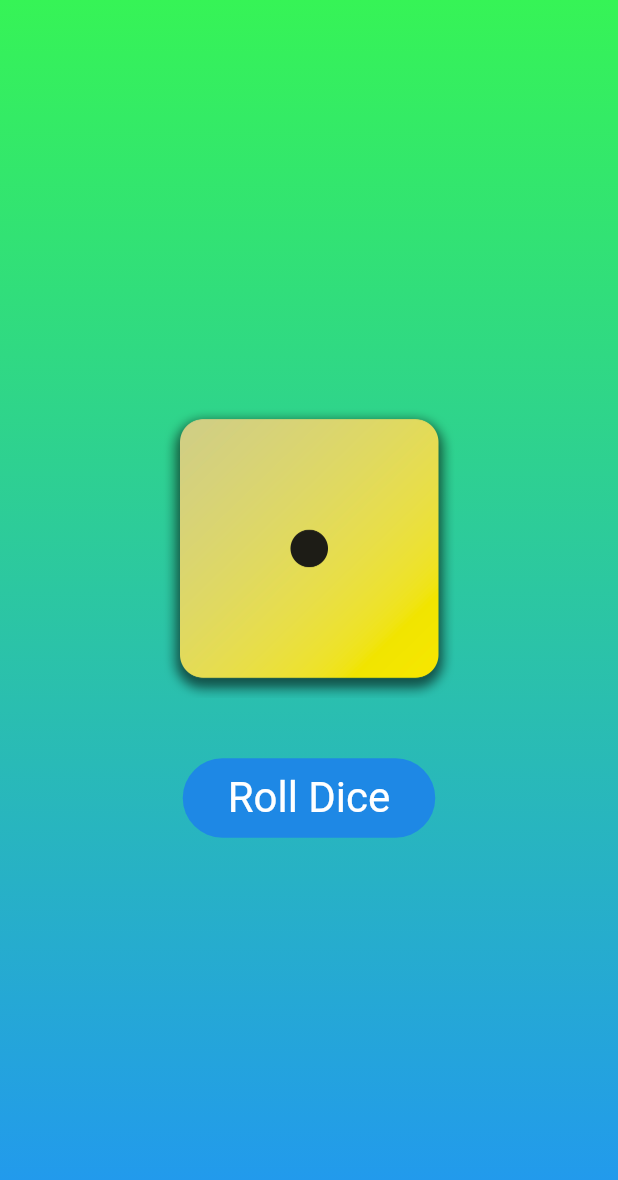
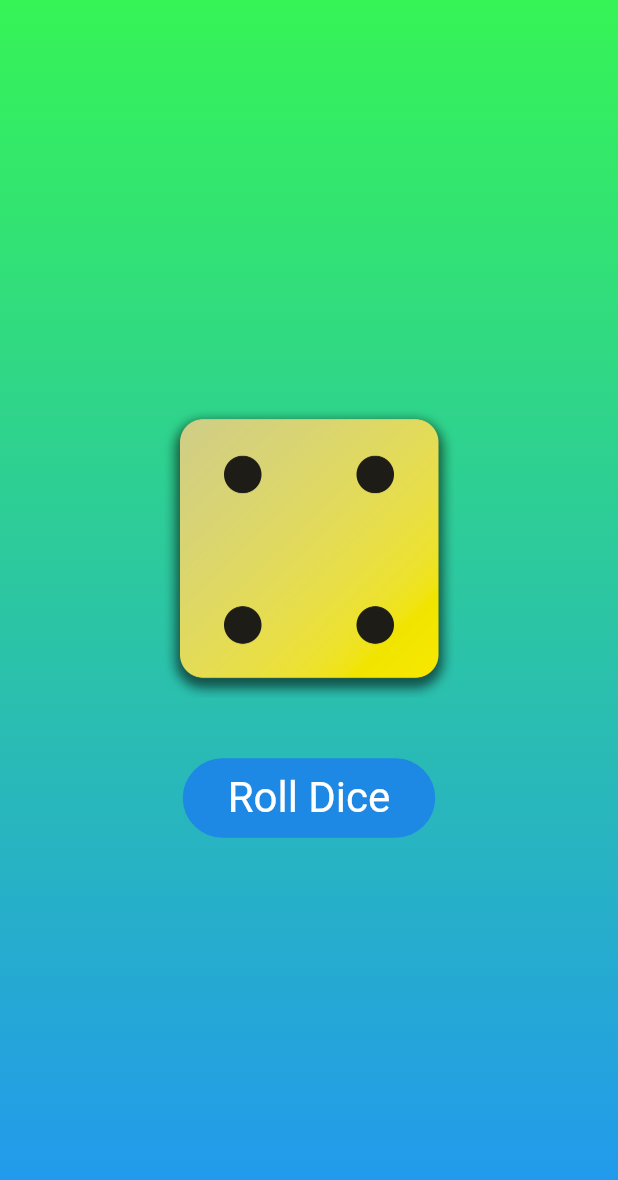
Before and after one commit to hashib786/flutter_app, a Flutter app: the screen it shows after launch, after a tap on "Roll Dice", on a phone screen of 412 x 824 dp. Shown: the top 1180 px of the screen. Run offline on Flutter 3.47's test engine with Material 3 defaults, Android fonts, the phone set to English and light mode, and no system bars.

```diff
--- a/lib/gradient_container.dart
+++ b/lib/gradient_container.dart
@@ -1,3 +1,4 @@
+import 'package:first_app/roll_dice.dart';
 import 'package:flutter/material.dart';
 
 const startAligment = Alignment.topLeft;
@@ -7,10 +8,6 @@ class GradientContainer extends StatelessWidget {
   const GradientContainer({super.key, required this.gradientColors});
 
   final List<Color> gradientColors;
-
-  void handleRoll() {
-    print("click");
-  }
 
   @override
   Widget build(BuildContext context) {
@@ -22,28 +19,7 @@ class GradientContainer extends StatelessWidget {
           end: endAligment,
         ),
       ),
-      child: Center(
-          child: Column(
-        mainAxisSize: MainAxisSize.min,
-        children: [
-          Image.asset(
-            "assets/images/dice-1.png",
-            width: 200,
-          ),
-          const SizedBox(
-            height: 40,
-          ),
-          TextButton(
-              onPressed: handleRoll,
-              style: TextButton.styleFrom(
-                  backgroundColor: Colors.blue.shade600,
-                  padding: const EdgeInsets.only(
-                      top: 10, bottom: 10, left: 30, right: 30),
-                  foregroundColor: Colors.white,
-                  textStyle: const TextStyle(fontSize: 28)),
-              child: const Text("Roll Dice")),
-        ],
-      )),
+      child: const Center(child: DiceRoll()),
     );
   }
 }
--- /dev/null
+++ b/lib/roll_dice.dart
@@ -0,0 +1,46 @@
+import 'package:flutter/material.dart';
+
+class DiceRoll extends StatefulWidget {
+  const DiceRoll({super.key});
+
+  @override
+  State<DiceRoll> createState() {
+    return _DiceRoll();
+  }
+}
+
+class _DiceRoll extends State<DiceRoll> {
+  var currentDiceImage = "assets/images/dice-1.png";
+
+  void handleRoll() {
+    setState(() {
+      currentDiceImage = "assets/images/dice-4.png";
+      print(":::::::::::::::::::::::::::");
+    });
+  }
+
+  @override
+  Widget build(context) {
+    return Column(
+      mainAxisSize: MainAxisSize.min,
+      children: [
+        Image.asset(
+          currentDiceImage,
+          width: 200,
+        ),
+        const SizedBox(
+          height: 40,
+        ),
+        TextButton(
+            onPressed: handleRoll,
+            style: TextButton.styleFrom(
+                backgroundColor: Colors.blue.shade600,
+                padding: const EdgeInsets.only(
+                    top: 10, bottom: 10, left: 30, right: 30),
+                foregroundColor: Colors.white,
+                textStyle: const TextStyle(fontSize: 28)),
+            child: const Text("Roll Dice")),
+      ],
+    );
+  }
+}
```
